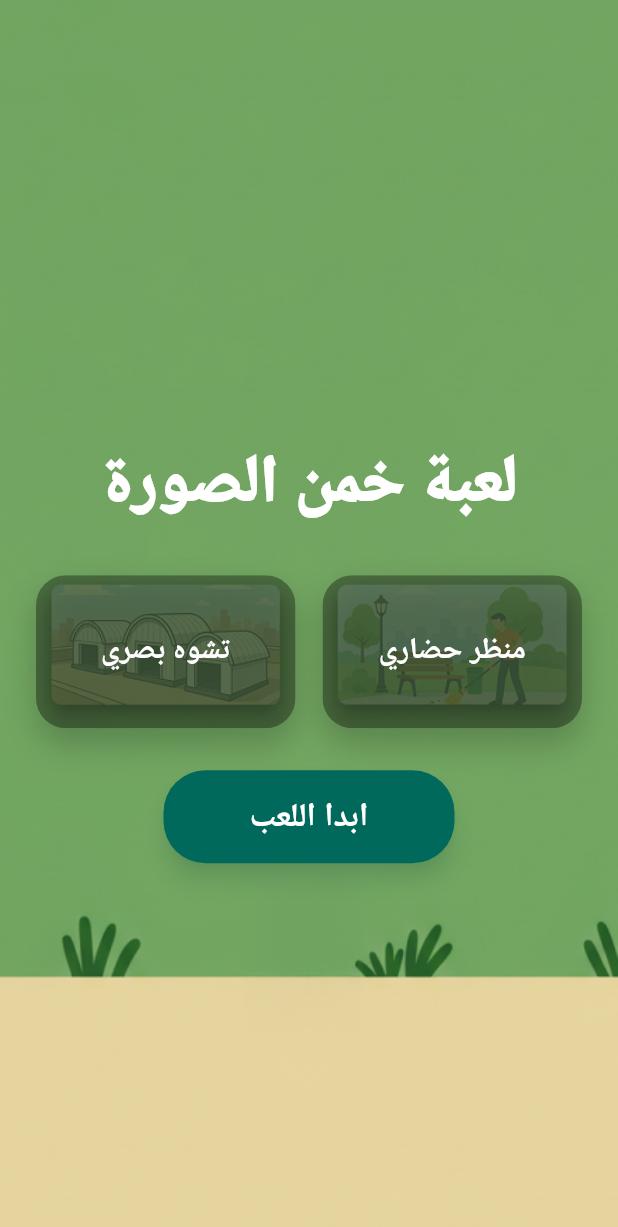
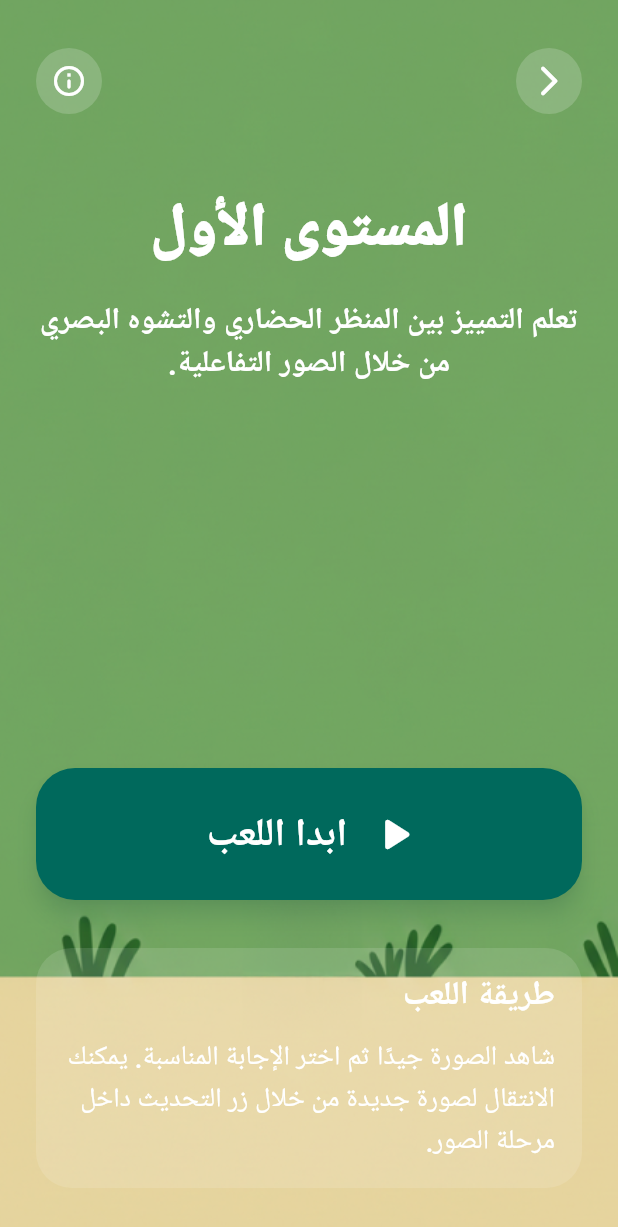
Before and after one commit to MostafaGamal84/Game, a Flutter app: the LevelOneScreen screen opened directly, on a phone screen of 412 x 824 dp. Shown: the top 1227 px of the screen. Run offline on Flutter 3.47's test engine with Material 3 defaults, Android fonts, the phone set to English and light mode, and no system bars; our stand-ins replace audioplayers, google_fonts; Roboto replaces fonts that are missing (Tajawal).

Commit message:
Refactor level one flow into intro and photo screens

```diff
--- a/lib/screens/level_one_screen.dart
+++ b/lib/screens/level_one_screen.dart
@@ -1,5 +1,6 @@
 import 'package:flutter/material.dart';
-import 'package:google_fonts/google_fonts.dart';
+
+import 'level_one_photo_screen.dart';
 
 class LevelOneScreen extends StatelessWidget {
   const LevelOneScreen({super.key});
@@ -20,99 +21,106 @@ class LevelOneScreen extends StatelessWidget {
               child: Padding(
                 padding: const EdgeInsets.symmetric(horizontal: 24, vertical: 32),
                 child: Column(
-                  mainAxisAlignment: MainAxisAlignment.center,
-                  crossAxisAlignment: CrossAxisAlignment.center,
+                  crossAxisAlignment: CrossAxisAlignment.stretch,
                   children: [
+                    Row(
+                      mainAxisAlignment: MainAxisAlignment.spaceBetween,
+                      children: [
+                        _IconCircleButton(
+                          icon: Icons.arrow_back_ios_new_rounded,
+                          onPressed: () => Navigator.of(context).pop(),
+                        ),
+                        _IconCircleButton(
+                          icon: Icons.info_outline_rounded,
+                          onPressed: () {},
+                        ),
+                      ],
+                    ),
                     const SizedBox(height: 48),
-                    Text(
-                      'لعبة خمن الصورة',
+                    const Text(
+                      'المستوى الأول',
                       textAlign: TextAlign.center,
                       style: TextStyle(
-                        fontSize: 44,
+                        fontSize: 40,
                         fontWeight: FontWeight.w900,
                         color: Colors.white,
-                        height: 1.2,
-                        fontFamily: GoogleFonts.tajawal().fontFamily,
                       ),
                     ),
-                    const SizedBox(height: 32),
-                    LayoutBuilder(
-                      builder: (context, constraints) {
-                        const spacing = 18.0;
-                        const minCardWidth = 140.0;
-                        const maxCardWidth = 194.0;
-                        final maxWidth = constraints.maxWidth;
-
-                        double cardWidth;
-                        bool useRowLayout = true;
-
-                        if (maxWidth >= (maxCardWidth * 2) + spacing) {
-                          cardWidth = maxCardWidth;
-                        } else if (maxWidth >= (minCardWidth * 2) + spacing) {
-                          cardWidth = (maxWidth - spacing) / 2;
-                        } else {
-                          cardWidth = maxWidth;
-                          useRowLayout = false;
-                        }
-
-                        if (useRowLayout) {
-                          return Row(
-                            mainAxisAlignment: MainAxisAlignment.center,
-                            children: [
-                              _LevelChoiceCard(
-                                title: 'منظر حضاري',
-                                backgroundImage: 'assets/images/true.png',
-                                width: cardWidth,
-                              ),
-                              const SizedBox(width: spacing),
-                              _LevelChoiceCard(
-                                title: 'تشوه بصري',
-                                backgroundImage: 'assets/images/false.png',
-                                width: cardWidth,
-                              ),
-                            ],
-                          );
-                        }
-
-                        return Column(
-                          mainAxisSize: MainAxisSize.min,
-                          children: [
-                            _LevelChoiceCard(
-                              title: 'منظر حضاري',
-                              backgroundImage: 'assets/images/true.png',
-                              width: cardWidth,
-                            ),
-                            const SizedBox(height: spacing),
-                            _LevelChoiceCard(
-                              title: 'تشوه بصري',
-                              backgroundImage: 'assets/images/false.png',
-                              width: cardWidth,
-                            ),
-                          ],
-                        );
-                      },
+                    const SizedBox(height: 16),
+                    const Text(
+                      'تعلم التمييز بين المنظر الحضاري والتشوه البصري من خلال الصور التفاعلية.',
+                      textAlign: TextAlign.center,
+                      style: TextStyle(
+                        fontSize: 20,
+                        fontWeight: FontWeight.w600,
+                        height: 1.4,
+                        color: Colors.white,
+                      ),
                     ),
-                    const SizedBox(height: 28),
+                    const Spacer(),
                     SizedBox(
-                      width: 194,
-                      height: 62,
-                      child: ElevatedButton(
+                      width: 220,
+                      height: 88,
+                      child: ElevatedButton.icon(
                         style: ElevatedButton.styleFrom(
                           backgroundColor: const Color(0xFF00695C),
                           foregroundColor: Colors.white,
                           shape: RoundedRectangleBorder(
-                            borderRadius: BorderRadius.circular(28),
+                            borderRadius: BorderRadius.circular(26),
                           ),
                           elevation: 6,
                           shadowColor: const Color(0xFF00695C).withOpacity(0.35),
                           textStyle: const TextStyle(
-                            fontSize: 22,
+                            fontSize: 26,
                             fontWeight: FontWeight.w800,
-                            color: Colors.white,
                           ),
                         ),
-                        onPressed: () {},
-                        child: const Text('ابدا اللعب'),
+                        onPressed: () {
+                          Navigator.of(context).push(
+                            MaterialPageRoute(
+                              builder: (_) => const LevelOnePhotoScreen(),
+                            ),
+                          );
+                        },
+                        icon: const Icon(
+                          Icons.play_arrow_rounded,
+                          size: 38,
+                        ),
+                        label: const Padding(
+                          padding: EdgeInsets.only(right: 8.0),
+                          child: Text('ابدا اللعب'),
+                        ),
+                      ),
+                    ),
+                    const SizedBox(height: 32),
+                    Container(
+                      padding: const EdgeInsets.symmetric(horizontal: 18, vertical: 16),
+                      decoration: BoxDecoration(
+                        color: Colors.white.withOpacity(0.12),
+                        borderRadius: BorderRadius.circular(24),
+                      ),
+                      child: const Column(
+                        crossAxisAlignment: CrossAxisAlignment.start,
+                        children: [
+                          Text(
+                            'طريقة اللعب',
+                            style: TextStyle(
+                              fontSize: 22,
+                              fontWeight: FontWeight.w800,
+                              color: Colors.white,
+                            ),
+                          ),
+                          SizedBox(height: 12),
+                          Text(
+                            'شاهد الصورة جيدًا ثم اختر الإجابة المناسبة. يمكنك الانتقال لصورة جديدة من خلال زر التحديث داخل مرحلة الصور.',
+                            style: TextStyle(
+                              fontSize: 18,
+                              fontWeight: FontWeight.w500,
+                              height: 1.5,
+                              color: Colors.white,
+                            ),
+                          ),
+                        ],
                       ),
                     ),
                   ],
@@ -126,61 +134,29 @@ class LevelOneScreen extends StatelessWidget {
   }
 }
 
-class _LevelChoiceCard extends StatelessWidget {
-  const _LevelChoiceCard({
-    required this.title,
-    required this.backgroundImage,
-    this.width = 194,
-    this.height = 102,
+class _IconCircleButton extends StatelessWidget {
+  const _IconCircleButton({
+    required this.icon,
+    required this.onPressed,
   });
 
-  final String title;
-  final String backgroundImage;
-  final double width;
-  final double height;
+  final IconData icon;
+  final VoidCallback onPressed;
 
   @override
   Widget build(BuildContext context) {
-    return SizedBox(
-      width: width,
-      height: height,
-      child: Container(
-        decoration: BoxDecoration(
-          borderRadius: BorderRadius.circular(20),
-          boxShadow: [
-            BoxShadow(
-              color: Colors.black.withOpacity(0.2),
-              blurRadius: 18,
-              offset: const Offset(0, 10),
-            ),
-          ],
-        ),
-        child: ClipRRect(
-          borderRadius: BorderRadius.circular(20),
-          child: Stack(
-            fit: StackFit.expand,
-            children: [
-              Image.asset(
-                backgroundImage,
-                fit: BoxFit.cover,
-              ),
-              Container(
-                alignment: Alignment.center,
-                color: Colors.black.withOpacity(0.35),
-                child: Padding(
-                  padding: const EdgeInsets.symmetric(horizontal: 12, vertical: 8),
-                  child: Text(
-                    title,
-                    textAlign: TextAlign.center,
-                    style: const TextStyle(
-                      fontSize: 20,
-                      fontWeight: FontWeight.w700,
-                      color: Colors.white,
-                    ),
-                  ),
-                ),
-              ),
-            ],
+    return Material(
+      color: Colors.white.withOpacity(0.18),
+      shape: const CircleBorder(),
+      child: InkWell(
+        customBorder: const CircleBorder(),
+        onTap: onPressed,
+        child: Padding(
+          padding: const EdgeInsets.all(10.0),
+          child: Icon(
+            icon,
+            color: Colors.white,
+            size: 24,
           ),
         ),
       ),
```
Also changed, not shown: lib/screens/level_one_photo_screen.dart (added, +195 -0 lines).
